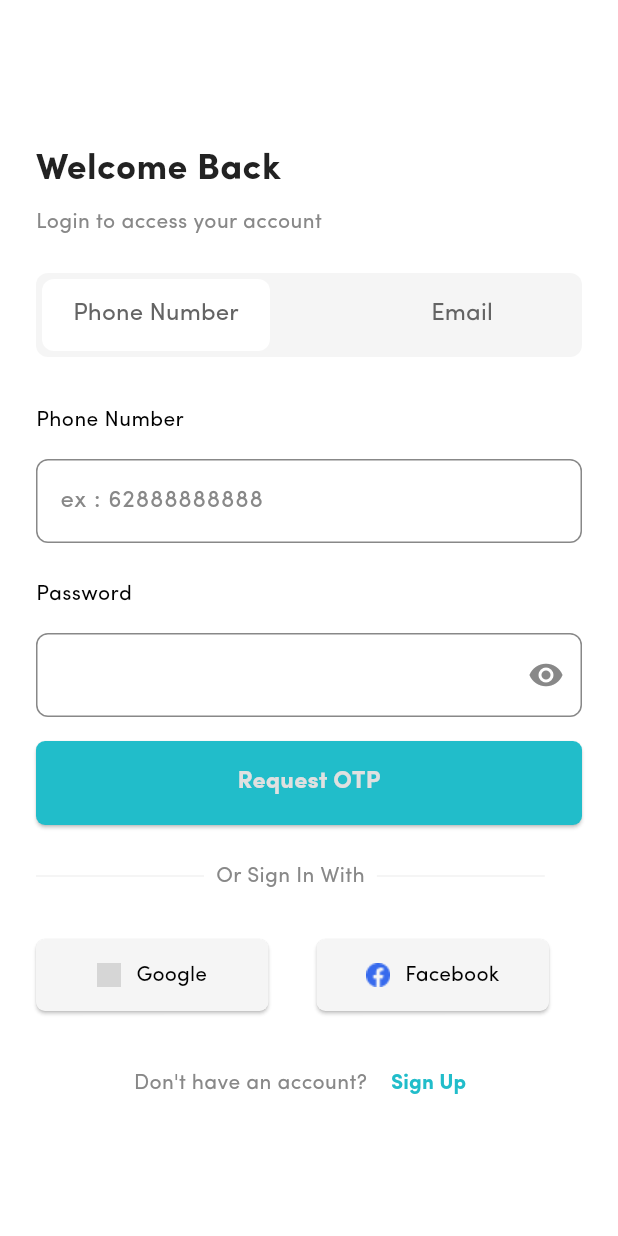
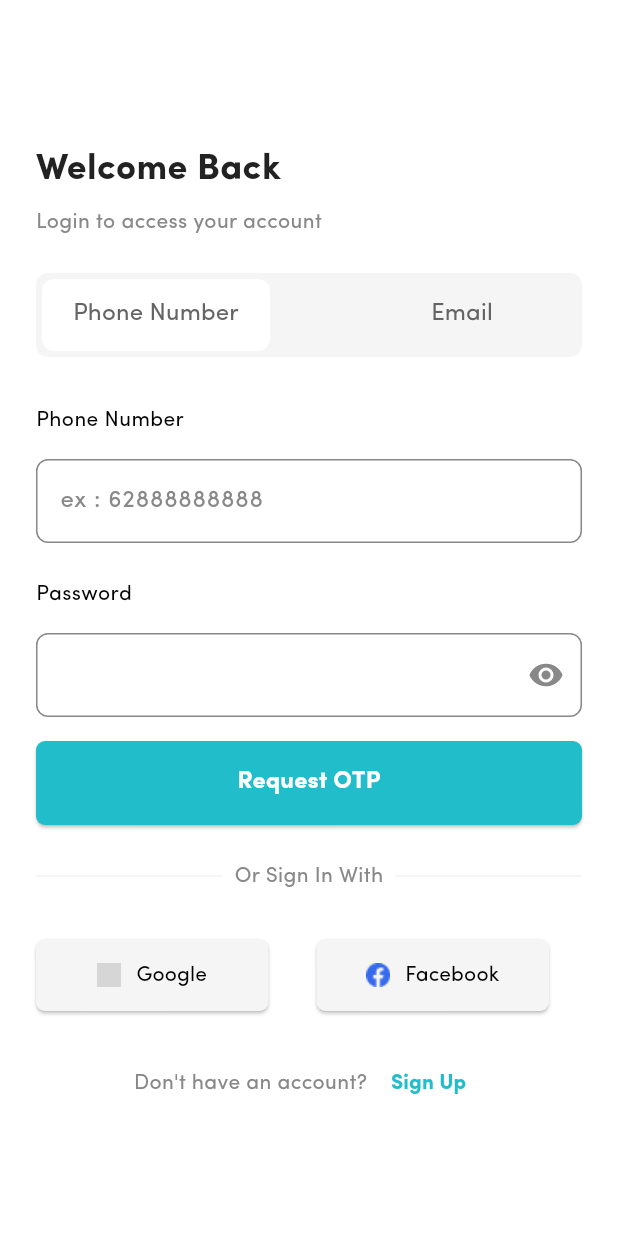
Before and after one commit to Parikesittt/mpro_ppkd, a Flutter app: the screen it shows after launch, on a phone screen of 412 x 824 dp. Run offline on Flutter 3.47's test engine with Material 3 defaults, Android fonts, the phone set to English and light mode, and no system bars; grey boxes are pictures that could not be loaded.

Commit message:
edit: expanded

```diff
--- a/lib/tugasUI/components/button.dart
+++ b/lib/tugasUI/components/button.dart
@@ -1,7 +1,12 @@
 import 'package:flutter/material.dart';
 
 class ButtonWidget extends StatelessWidget {
-  const ButtonWidget({super.key, required this.text, required this.height, required this.width});
+  const ButtonWidget({
+    super.key,
+    required this.text,
+    required this.height,
+    required this.width,
+  });
 
   final String text;
   final double height;
@@ -24,7 +29,11 @@ class ButtonWidget extends StatelessWidget {
         ),
         child: Text(
           text,
-          style: TextStyle(fontSize: 16, fontWeight: FontWeight.bold),
+          style: TextStyle(
+            fontSize: 16,
+            fontWeight: FontWeight.bold,
+            color: Color(0xffffffff),
+          ),
         ),
       ),
     );
--- a/lib/tugasUI/login_page.dart
+++ b/lib/tugasUI/login_page.dart
@@ -136,16 +136,14 @@ class _LoginPageState extends State<LoginPage> {
             Row(
               spacing: 8,
               children: [
-                SizedBox(
-                  width: 112,
+                Expanded(
                   child: Divider(color: Color(0xfff2f2f2), thickness: 1),
                 ),
                 Text(
                   'Or Sign In With',
                   style: TextStyle(color: Color(0xff888888)),
                 ),
-                SizedBox(
-                  width: 112,
+                Expanded(
                   child: Divider(color: Color(0xfff2f2f2), thickness: 1),
                 ),
               ],
```
